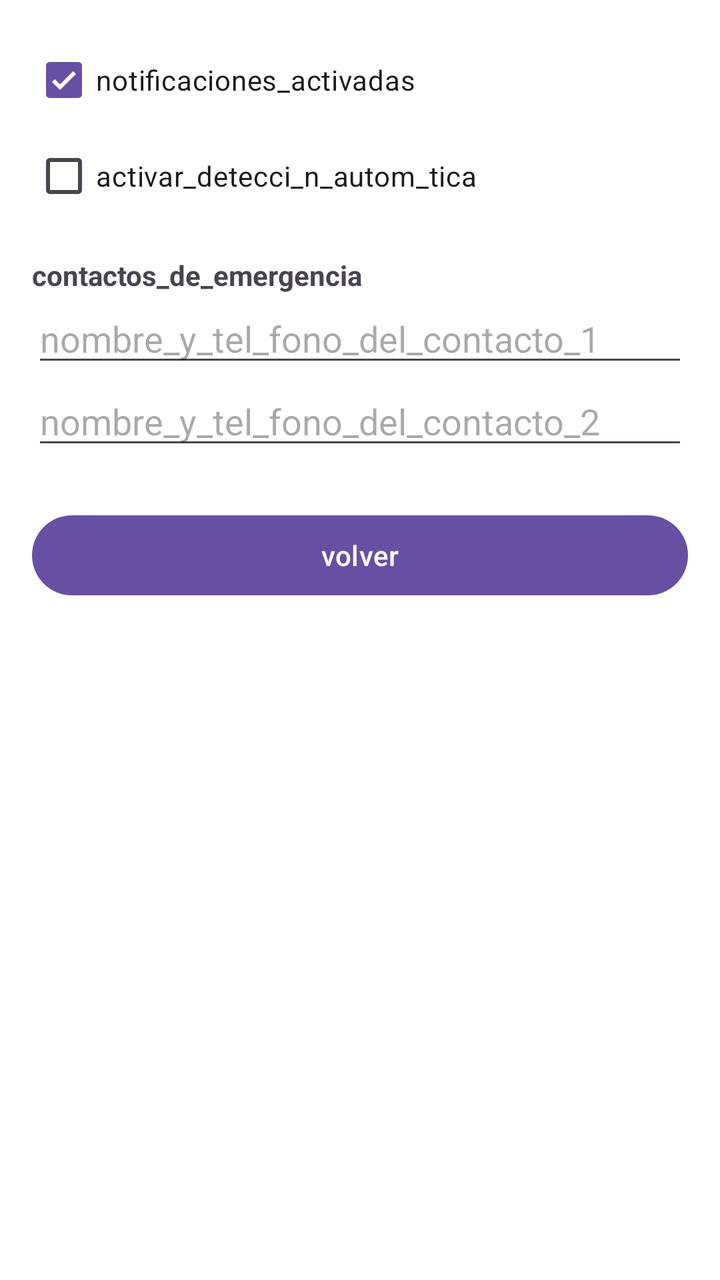
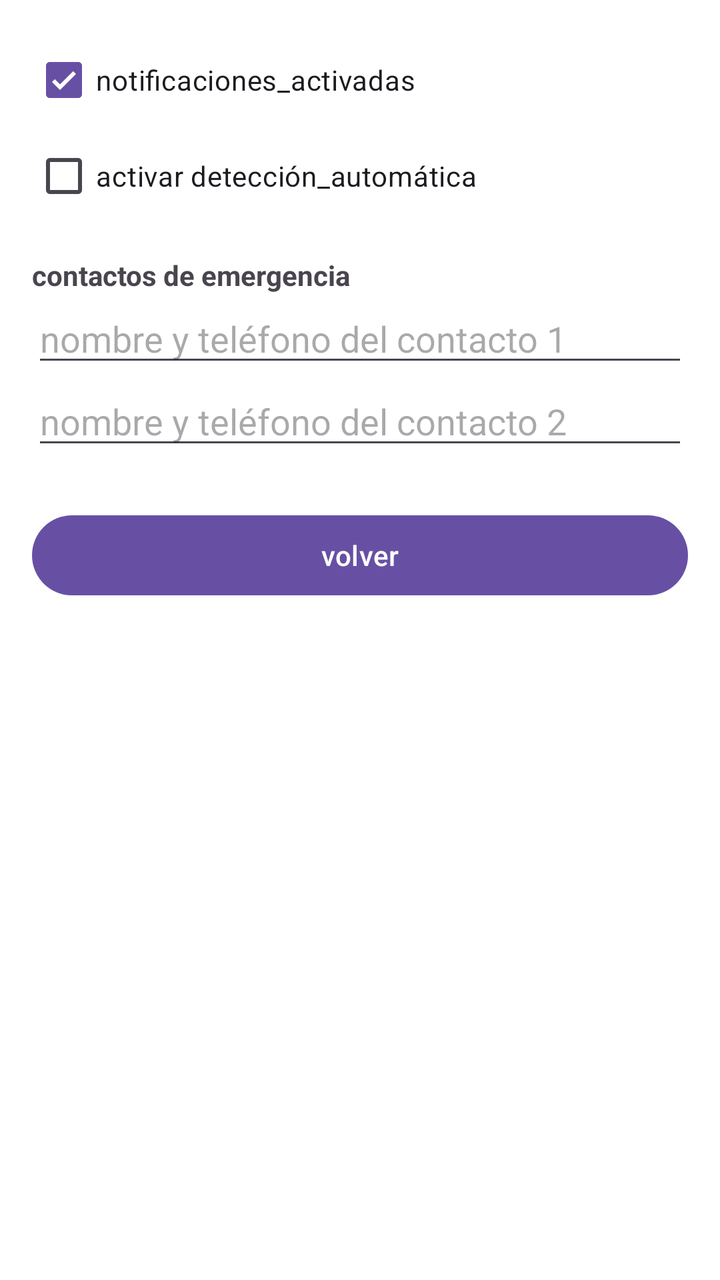

The first picture is an Android layout as it rendered before a commit; the second is the same layout after the commit. The layout source and the unified diff follow.
<!-- AndroidManifest.xml: application theme Theme.PathSecure -->
<!-- res/layout/activity_settings.xml -->
<?xml version="1.0" encoding="utf-8"?>
<LinearLayout xmlns:android="http://schemas.android.com/apk/res/android"
    android:layout_width="match_parent"
    android:layout_height="match_parent"
    android:orientation="vertical"
    android:padding="16dp"
    android:background="#FFFFFF">

    <CheckBox
        android:id="@+id/chkNotifications"
        android:layout_width="match_parent"
        android:layout_height="wrap_content"
        android:text="notificaciones_activadas"
        android:checked="true"/>

    <CheckBox
        android:id="@+id/chkAutoDetect"
        android:layout_width="match_parent"
        android:layout_height="wrap_content"
        android:text="activar_detecci_n_autom_tica"/>

    <TextView
        android:layout_width="wrap_content"
        android:layout_height="wrap_content"
        android:text="contactos_de_emergencia"
        android:textStyle="bold"
        android:layout_marginTop="16dp"/>

    <EditText
        android:id="@+id/etContact1"
        android:layout_width="match_parent"
        android:layout_height="wrap_content"
        android:hint="nombre_y_tel_fono_del_contacto_1"/>

    <EditText
        android:id="@+id/etContact2"
        android:layout_width="match_parent"
        android:layout_height="wrap_content"
        android:hint="nombre_y_tel_fono_del_contacto_2"/>

    <Button
        android:id="@+id/btnBackSettings"
        android:layout_width="match_parent"
        android:layout_height="wrap_content"
        android:text="volver"
        android:layout_marginTop="24dp"/>
</LinearLayout>
<!-- resources referenced by this layout -->
<resources>
  <style name="Theme.PathSecure" parent="Base.Theme.PathSecure" />
  <style name="Base.Theme.PathSecure" parent="Theme.Material3.DayNight.NoActionBar">
          
          
      </style>
</resources>

<!-- the commit's change to res/layout/activity_settings.xml (unified diff, before → after) -->
@@ -1,5 +1,6 @@
 <?xml version="1.0" encoding="utf-8"?>
 <LinearLayout xmlns:android="http://schemas.android.com/apk/res/android"
+    xmlns:tools="http://schemas.android.com/tools"
     android:layout_width="match_parent"
     android:layout_height="match_parent"
     android:orientation="vertical"
@@ -11,37 +12,43 @@
         android:layout_width="match_parent"
         android:layout_height="wrap_content"
         android:text="notificaciones_activadas"
-        android:checked="true"/>
+        android:checked="true"
+        tools:ignore="HardcodedText" />
 
     <CheckBox
         android:id="@+id/chkAutoDetect"
         android:layout_width="match_parent"
         android:layout_height="wrap_content"
-        android:text="activar_detecci_n_autom_tica"/>
+        android:text="activar detección_automática"
+        tools:ignore="HardcodedText" />
 
     <TextView
         android:layout_width="wrap_content"
         android:layout_height="wrap_content"
-        android:text="contactos_de_emergencia"
+        android:text="contactos de emergencia"
         android:textStyle="bold"
-        android:layout_marginTop="16dp"/>
+        android:layout_marginTop="16dp"
+        tools:ignore="HardcodedText" />
 
     <EditText
         android:id="@+id/etContact1"
         android:layout_width="match_parent"
         android:layout_height="wrap_content"
-        android:hint="nombre_y_tel_fono_del_contacto_1"/>
+        android:hint="nombre y teléfono del contacto 1"
+        tools:ignore="HardcodedText" />
 
     <EditText
         android:id="@+id/etContact2"
         android:layout_width="match_parent"
         android:layout_height="wrap_content"
-        android:hint="nombre_y_tel_fono_del_contacto_2"/>
+        android:hint="nombre y teléfono del contacto 2"
+        tools:ignore="HardcodedText" />
 
     <Button
         android:id="@+id/btnBackSettings"
         android:layout_width="match_parent"
         android:layout_height="wrap_content"
         android:text="volver"
-        android:layout_marginTop="24dp"/>
+        android:layout_marginTop="24dp"
+        tools:ignore="HardcodedText" />
 </LinearLayout>
